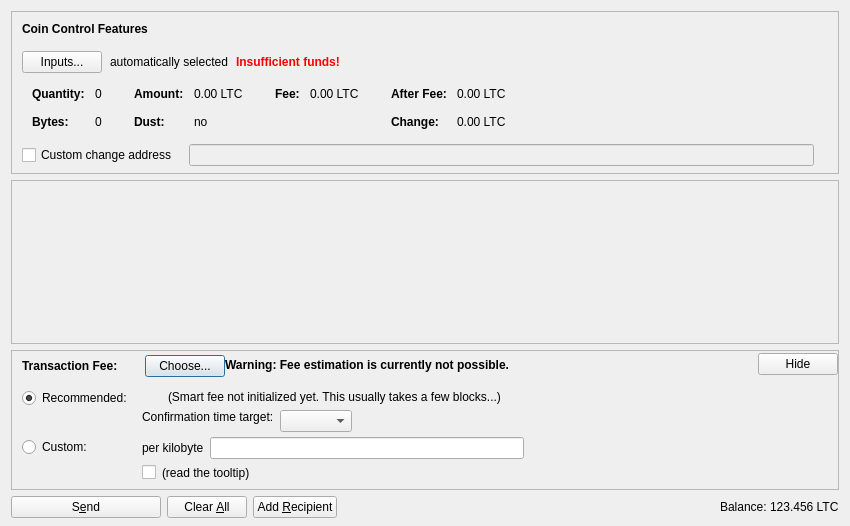
Above: src/qt/forms/sendcoinsdialog.ui from nkpatro/catcoin before the change. Below: the same form after it.
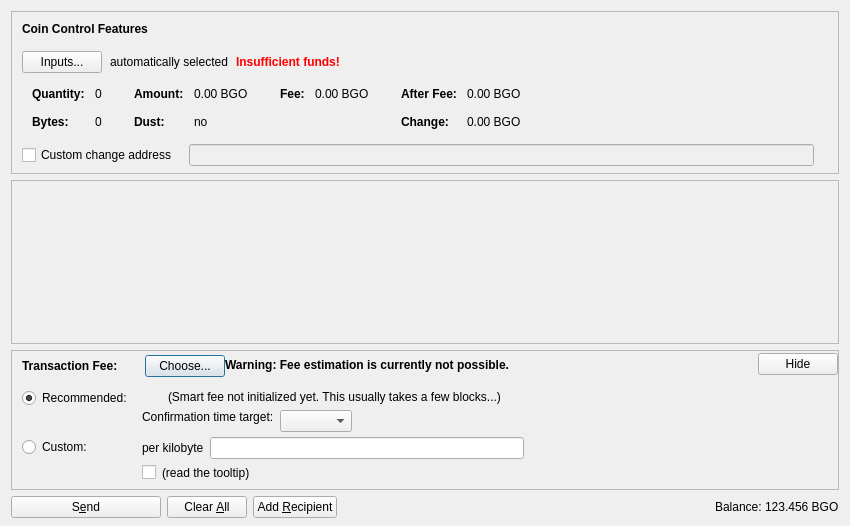
That is the form after the change. Icons and pictures are not drawn. Custom widgets are drawn as their Qt base class.

What changed in the file:
```diff
--- a/src/qt/forms/sendcoinsdialog.ui
+++ b/src/qt/forms/sendcoinsdialog.ui
@@ -324,7 +324,7 @@
                   <enum>Qt::ActionsContextMenu</enum>
                  </property>
                  <property name="text">
-                  <string notr="true">0.00 LTC</string>
+                  <string notr="true">0.00 BGO</string>
                  </property>
                  <property name="textInteractionFlags">
                   <set>Qt::LinksAccessibleByMouse|Qt::TextSelectableByKeyboard|Qt::TextSelectableByMouse</set>
@@ -404,7 +404,7 @@
                   <enum>Qt::ActionsContextMenu</enum>
                  </property>
                  <property name="text">
-                  <string notr="true">0.00 LTC</string>
+                  <string notr="true">0.00 BGO</string>
                  </property>
                  <property name="textInteractionFlags">
                   <set>Qt::LinksAccessibleByMouse|Qt::TextSelectableByKeyboard|Qt::TextSelectableByMouse</set>
@@ -455,7 +455,7 @@
                   <enum>Qt::ActionsContextMenu</enum>
                  </property>
                  <property name="text">
-                  <string notr="true">0.00 LTC</string>
+                  <string notr="true">0.00 BGO</string>
                  </property>
                  <property name="textInteractionFlags">
                   <set>Qt::LinksAccessibleByMouse|Qt::TextSelectableByKeyboard|Qt::TextSelectableByMouse</set>
@@ -484,7 +484,7 @@
                   <enum>Qt::ActionsContextMenu</enum>
                  </property>
                  <property name="text">
-                  <string notr="true">0.00 LTC</string>
+                  <string notr="true">0.00 BGO</string>
                  </property>
                  <property name="textInteractionFlags">
                   <set>Qt::LinksAccessibleByMouse|Qt::TextSelectableByKeyboard|Qt::TextSelectableByMouse</set>
@@ -1239,7 +1239,7 @@
           <cursorShape>IBeamCursor</cursorShape>
          </property>
          <property name="text">
-          <string notr="true">123.456 LTC</string>
+          <string notr="true">123.456 BGO</string>
          </property>
          <property name="textInteractionFlags">
           <set>Qt::LinksAccessibleByMouse|Qt::TextSelectableByKeyboard|Qt::TextSelectableByMouse</set>
```
Left out of the diff: 4 changed lines with no effect on the pictures.
